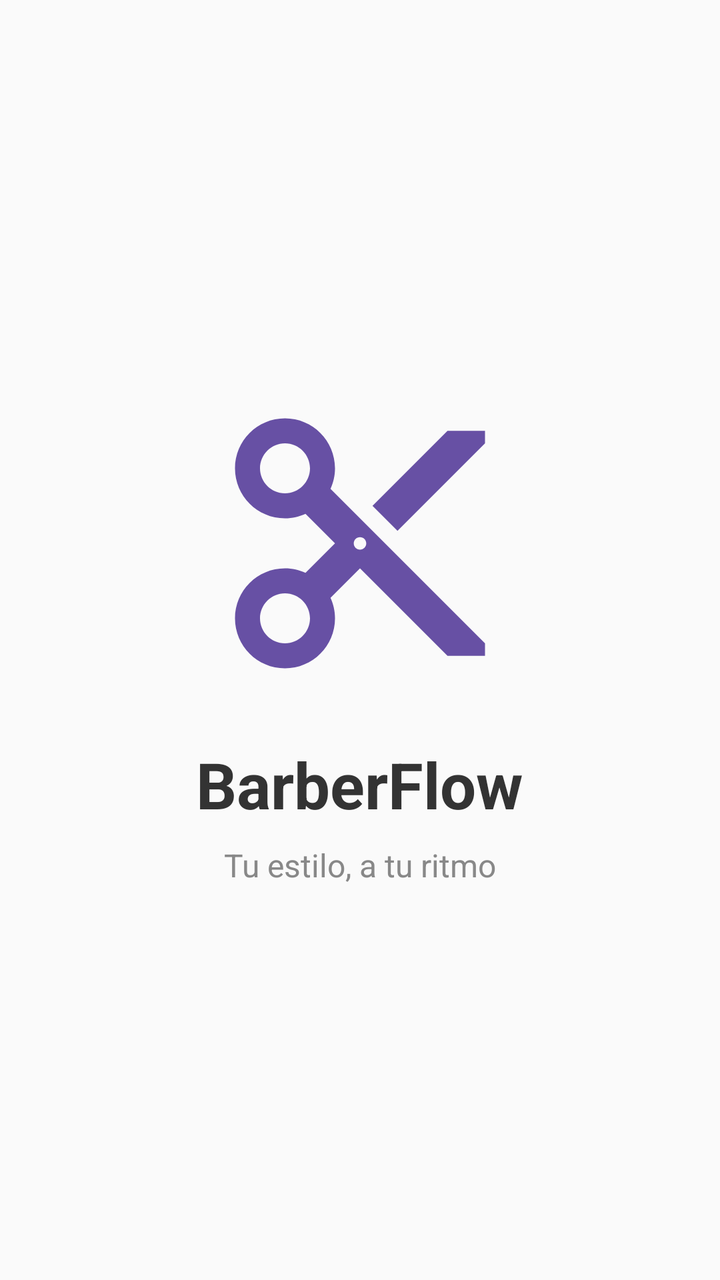
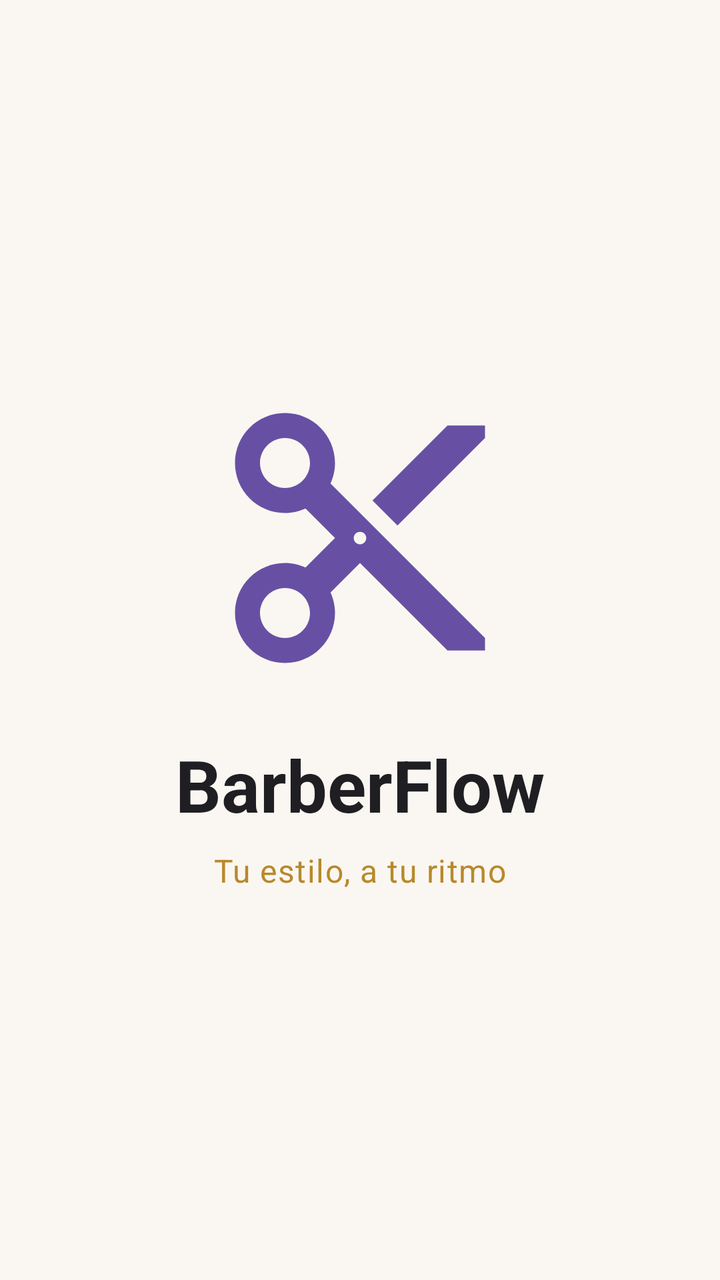

An Android layout rendered at two revisions. The XML below is the earlier revision; the diff shows what the commit changed to produce the second picture.
<!-- AndroidManifest.xml: application theme Theme.BarberFlow -->
<!-- res/layout/activity_splash.xml -->
<?xml version="1.0" encoding="utf-8"?>
<LinearLayout
    xmlns:android="http://schemas.android.com/apk/res/android"
    android:layout_width="match_parent"
    android:layout_height="match_parent"
    android:orientation="vertical"
    android:gravity="center"
    android:background="#FAFAFA">

    <ImageView
        android:layout_width="150dp"
        android:layout_height="150dp"
        android:src="@drawable/logo_barberia" />

    <TextView
        android:layout_width="wrap_content"
        android:layout_height="wrap_content"
        android:text="BarberFlow"
        android:textSize="32sp"
        android:textStyle="bold"
        android:textColor="#333333"
        android:layout_marginTop="24dp"/>

    <TextView
        android:layout_width="wrap_content"
        android:layout_height="wrap_content"
        android:text="Tu estilo, a tu ritmo"
        android:textSize="16sp"
        android:textColor="#888888"
        android:layout_marginTop="8dp"/>

</LinearLayout>
<!-- resources referenced by this layout -->
<resources>
  <!-- drawable logo_barberia (drawable) -->
  <vector xmlns:android="http://schemas.android.com/apk/res/android"
      android:width="120dp"
      android:height="120dp"
      android:viewportWidth="24"
      android:viewportHeight="24">
      <path
          android:fillColor="#6750A4"
          android:pathData="M9.64,7.64C9.87,7.14 10,6.59 10,6c0-2.21-1.79-4-4-4S2,3.79 2,6s1.79,4 4,4c0.59,0 1.14-0.13 1.64-0.36L10,12l-2.36,2.36C7.14,14.13 6.59,14 6,14c-2.21,0-4,1.79-4,4s1.79,4 4,4s4-1.79 4-4c0-0.59-0.13-1.14-0.36-1.64L12,14l7,7h3v-1L9.64,7.64z M6,8C4.9,8 4,7.1 4,6s0.9-2 2-2s2,0.9 2,2S7.1,8 6,8z M6,20c-1.1,0-2-0.9-2-2s0.9-2 2-2s2,0.9 2,2S7.1,20 6,20z M12,12.5c-0.28,0-0.5-0.22-0.5-0.5s0.22-0.5 0.5-0.5s0.5,0.22 0.5,0.5S12.28,12.5 12,12.5z M19,3l-6,6l2,2l7-7V3H19z"/>
  </vector>
  <style name="Theme.BarberFlow" parent="Base.Theme.BarberFlow" />
  <style name="Base.Theme.BarberFlow" parent="Theme.Material3.DayNight.NoActionBar">
          <item name="colorPrimary">@color/bf_charcoal</item>
          <item name="colorOnPrimary">@color/white</item>
          <item name="colorPrimaryContainer">@color/bf_gold_container</item>
          <item name="colorOnPrimaryContainer">@color/bf_charcoal</item>
  
          <item name="colorSecondary">@color/bf_gold</item>
          <item name="colorOnSecondary">@color/white</item>
          <item name="colorSecondaryContainer">@color/bf_gold_container</item>
          <item name="colorOnSecondaryContainer">@color/bf_charcoal</item>
  
          <item name="android:colorBackground">@color/bf_cream</item>
          <item name="colorOnBackground">@color/bf_charcoal</item>
          <item name="colorSurface">@color/white</item>
          <item name="colorOnSurface">@color/bf_charcoal</item>
          <item name="colorSurfaceVariant">@color/bf_cream_variant</item>
          <item name="colorOnSurfaceVariant">#5E5A50</item>
          <item name="colorOutline">@color/bf_outline</item>
  
          <item name="colorError">@color/bf_error</item>
          <item name="colorOnError">@color/white</item>
  
          <item name="shapeAppearanceSmallComponent">@style/ShapeAppearance.BarberFlow.Rounded</item>
          <item name="shapeAppearanceMediumComponent">@style/ShapeAppearance.BarberFlow.Rounded</item>
      </style>
  <color name="bf_charcoal">#1F1F23</color>
  <color name="white">#FFFFFFFF</color>
  <color name="bf_gold_container">#F6E7C1</color>
  <color name="bf_gold">#B8892B</color>
  <color name="bf_cream">#FAF7F2</color>
  <color name="bf_cream_variant">#EFE8DA</color>
  <color name="bf_outline">#CFC4AE</color>
  <color name="bf_error">#B3261E</color>
  <style name="ShapeAppearance.BarberFlow.Rounded" parent="">
          <item name="cornerFamily">rounded</item>
          <item name="cornerSize">14dp</item>
      </style>
</resources>

<!-- the commit's change to res/layout/activity_splash.xml (unified diff, before → after) -->
@@ -1,32 +1,32 @@
 <?xml version="1.0" encoding="utf-8"?>
-<LinearLayout
-    xmlns:android="http://schemas.android.com/apk/res/android"
+<LinearLayout xmlns:android="http://schemas.android.com/apk/res/android"
     android:layout_width="match_parent"
     android:layout_height="match_parent"
-    android:orientation="vertical"
+    android:background="?android:attr/colorBackground"
     android:gravity="center"
-    android:background="#FAFAFA">
+    android:orientation="vertical">
 
     <ImageView
         android:layout_width="150dp"
         android:layout_height="150dp"
+        android:contentDescription="Logo de BarberFlow"
         android:src="@drawable/logo_barberia" />
 
     <TextView
         android:layout_width="wrap_content"
         android:layout_height="wrap_content"
+        android:layout_marginTop="24dp"
         android:text="BarberFlow"
-        android:textSize="32sp"
-        android:textStyle="bold"
-        android:textColor="#333333"
-        android:layout_marginTop="24dp"/>
+        android:textAppearance="?attr/textAppearanceDisplaySmall"
+        android:textColor="?attr/colorOnBackground"
+        android:textStyle="bold" />
 
     <TextView
         android:layout_width="wrap_content"
         android:layout_height="wrap_content"
+        android:layout_marginTop="8dp"
         android:text="Tu estilo, a tu ritmo"
-        android:textSize="16sp"
-        android:textColor="#888888"
-        android:layout_marginTop="8dp"/>
+        android:textAppearance="?attr/textAppearanceBodyLarge"
+        android:textColor="?attr/colorSecondary" />
 
 </LinearLayout>
